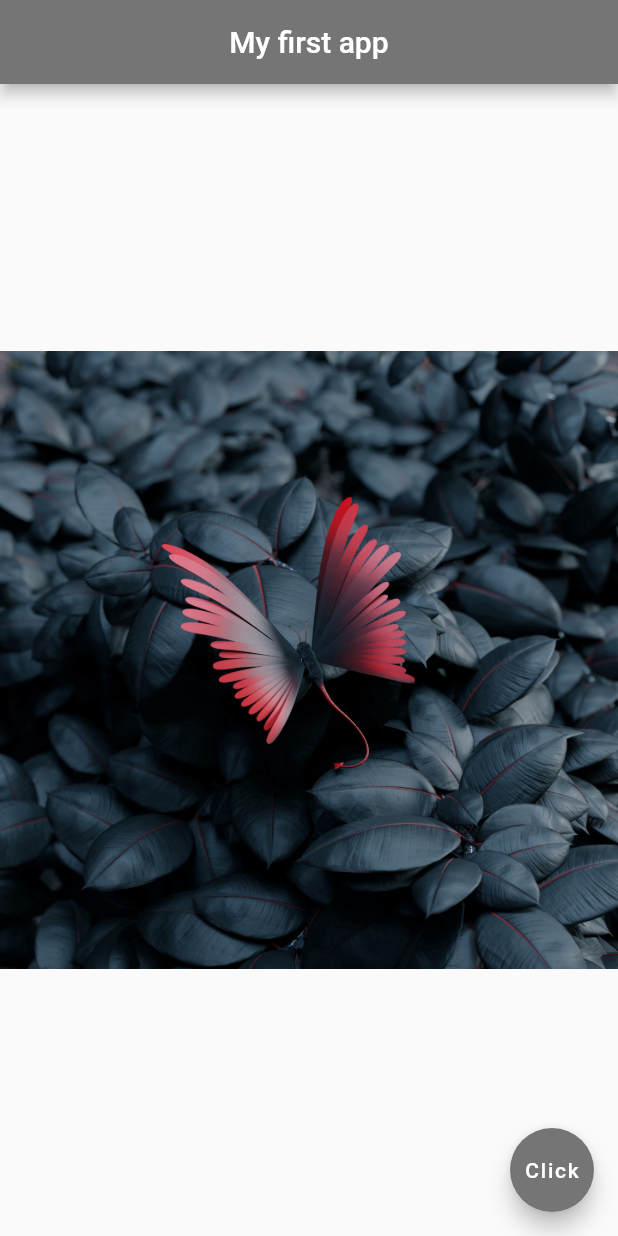
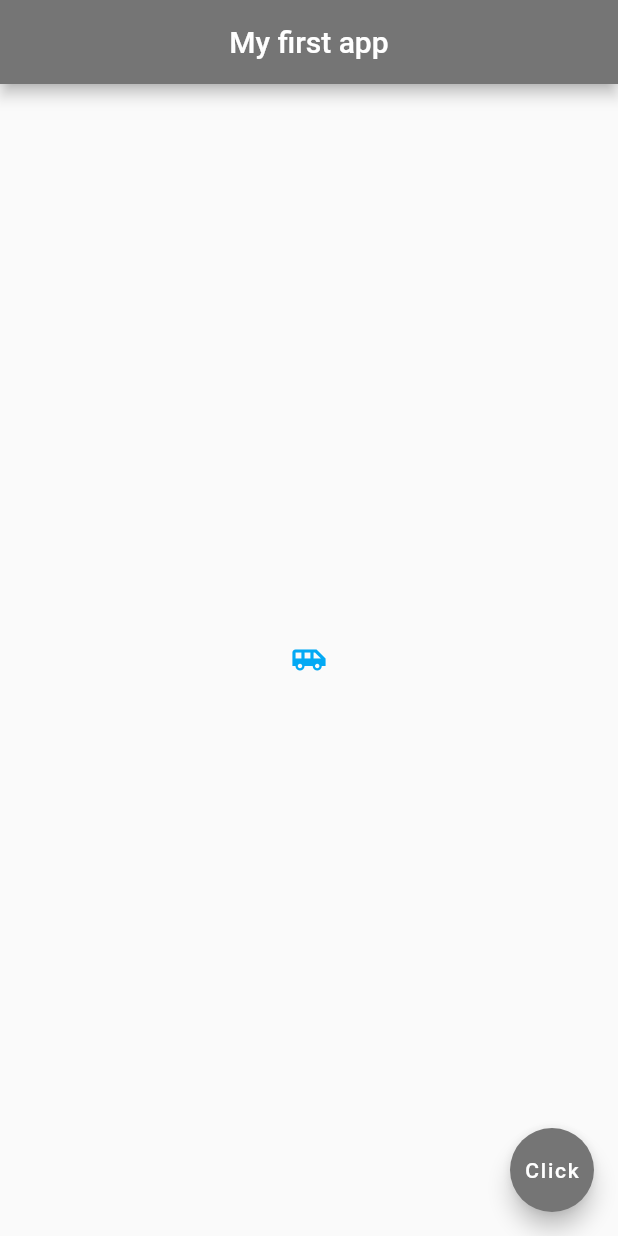
Before and after one commit to Sweta-Das/Flutter-1stApp, a Flutter app: the screen it shows after launch, on a phone screen of 412 x 824 dp. Run offline on Flutter 3.47's test engine with Material 2 defaults, Android fonts, the phone set to English and light mode, and no system bars.

Commit message:
Icon widget

```diff
--- a/lib/main.dart
+++ b/lib/main.dart
@@ -1,29 +1,31 @@
 import 'package:flutter/material.dart';
 
 void main() => runApp(MaterialApp(
-  home: Home(),
-));
+      home: Home(),
+    ));
 
-//Creating a stateless widget (state that can't change over time) called test
 class Home extends StatelessWidget {
   const Home({Key? key}) : super(key: key);
 
   @override
-  //build function is responsible for building a widget tree within stateless
-  //Home widget
   Widget build(BuildContext context) {
     return Scaffold(
       appBar: AppBar(
+
         title: Text('My first app'),
         centerTitle: true,
         backgroundColor: Colors.grey[600],
       ),
+
       body: Center(
-        child: Image.asset('Assets/wallpaper.jpeg')
-            // Also Image.network('https://mobimg.b-cdn.net/v3/fetch/05/05eeb93a2e41734ecb6044146351f11e.jpeg')
+        child: Icon(
+          Icons.airport_shuttle,
+          color: Colors.lightBlue,
+        ),
       ),
+
       floatingActionButton: FloatingActionButton(
-        onPressed: (){},
+        onPressed: () {},
         child: Text('Click'),
         backgroundColor: Colors.grey[600],
       ),
```
